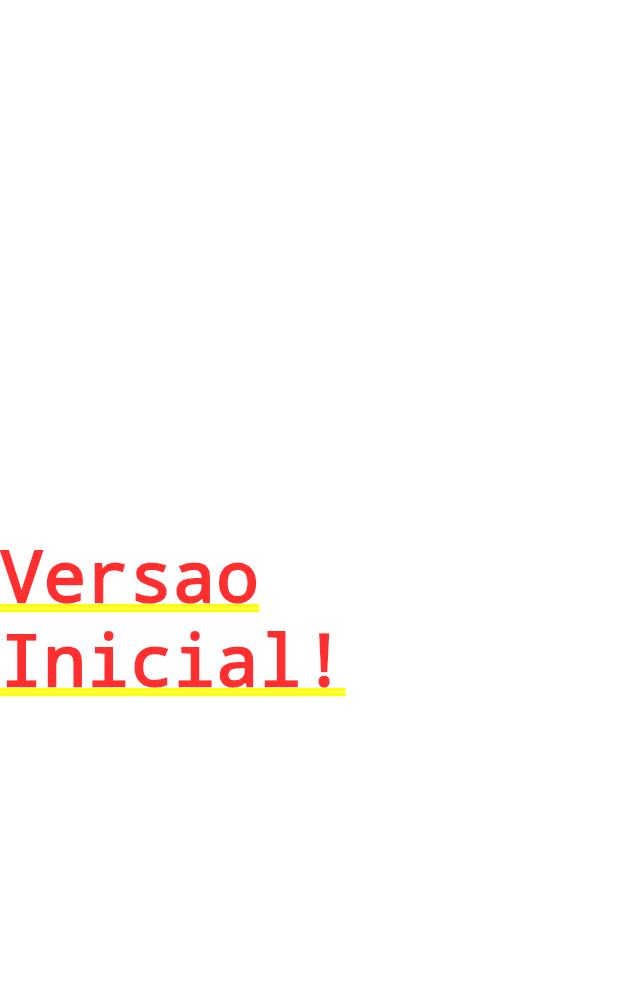
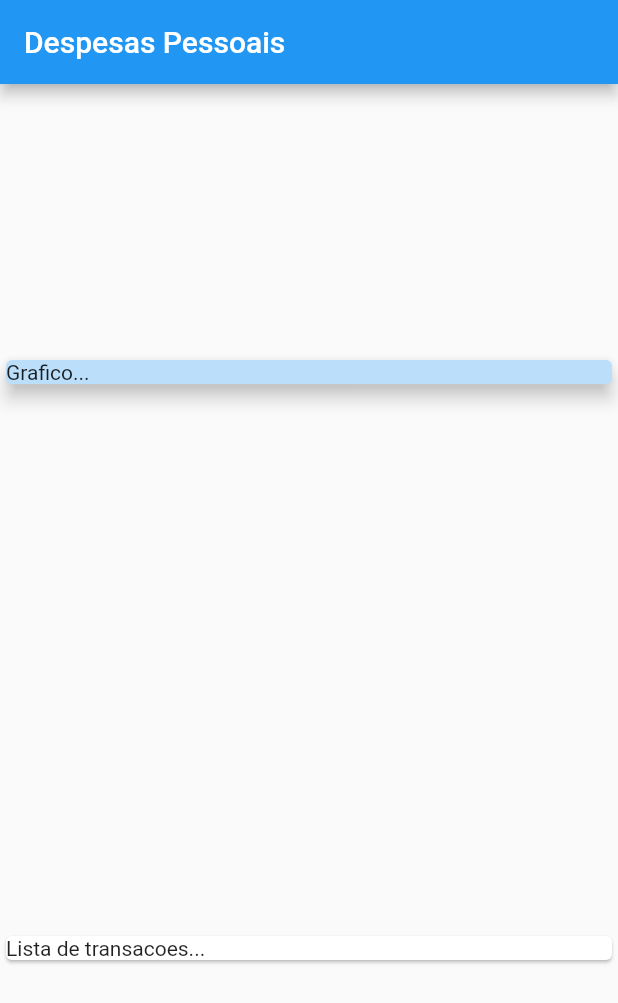
Before and after one commit to tupiribas/AppControleDeGastos, a Flutter app: the screen it shows after launch, on a phone screen of 412 x 824 dp. Shown: the top 1003 px of the screen. Run offline on Flutter 3.47's test engine with Material 2 defaults, Android fonts, the phone set to English and light mode, and no system bars.

Commit message:
Dividindo e alinhando os elementos

```diff
--- a/lib/main.dart
+++ b/lib/main.dart
@@ -20,8 +20,27 @@ class MyHomePage extends StatelessWidget {
 
   @override
   Widget build(BuildContext context) {
-    return const Center(
-      child: Text('Versao Inicial!'),
+    return Scaffold(
+      appBar: AppBar(
+        title: const Text('Despesas Pessoais'),
+      ),
+      body: Column(
+        mainAxisAlignment: MainAxisAlignment.spaceAround,
+        crossAxisAlignment: CrossAxisAlignment.stretch,
+        children: <Widget> [
+          SizedBox(
+            width: double.infinity,
+            child: Card(
+              color: Colors.blue[100],
+              elevation: 5,
+              child: const Text('Grafico...'),
+            ),
+          ),
+          Card(
+            child: const Text('Lista de transacoes...'),
+          )
+        ],
+      ),
     );
   }
 }
```
